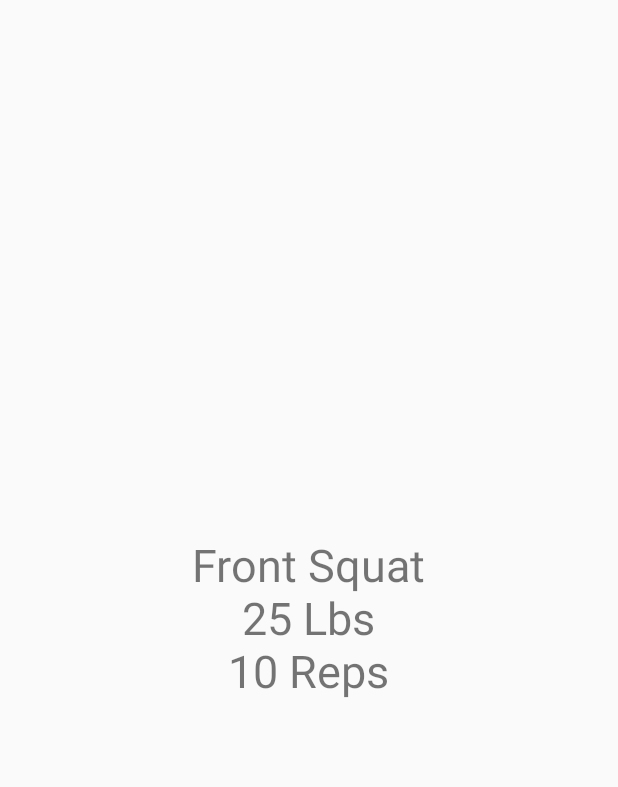
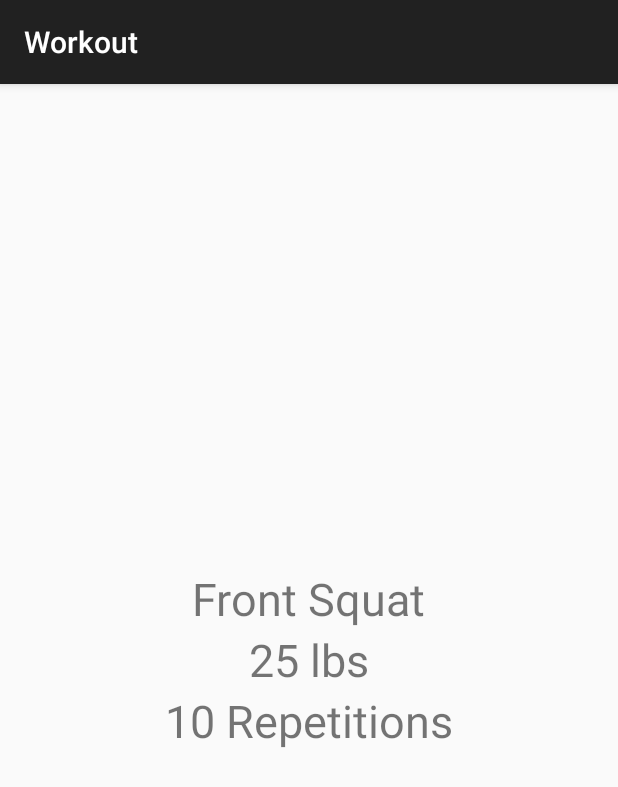
Before and after one commit to sebluy/workout-android, an Android app: the screen it shows after launch (ExercisePagerActivity), after a tap on "START NEW LOWER LIFTING WORKOUT", on a phone screen of 412 x 824 dp. Shown: the top 787 px of the screen. Run offline under Robolectric (Android 15) with nearby library versions, the phone set to English and light mode, and no system bars.

Commit message:
Make exercises responsible for their own views

```diff
--- a/app/src/main/java/com/wonderguerrilla/android/workout/Exercise.java
+++ b/app/src/main/java/com/wonderguerrilla/android/workout/Exercise.java
@@ -1,10 +1,15 @@
 package com.wonderguerrilla.android.workout;
- /**
+
+import android.view.View;
+
+/**
  * Created by sebluy on 12/25/14.
  */
 
 public interface Exercise {
 
-    public String toString() ;
+    public int getLayout() ;
+
+    public void fillLayout(View v) ;
 
 }
--- a/app/src/main/java/com/wonderguerrilla/android/workout/ExerciseFragment.java
+++ b/app/src/main/java/com/wonderguerrilla/android/workout/ExerciseFragment.java
@@ -42,10 +42,9 @@ public class ExerciseFragment extends Fragment {
 
     @Override
     public View onCreateView(LayoutInflater inflater, ViewGroup parent, Bundle savedInstanceState) {
-        View v = inflater.inflate(R.layout.fragment_exercise, parent, false) ;
 
-        mExerciseView = (TextView)v.findViewById(R.id.exercise_text_view) ;
-        mExerciseView.setText(mExercise.toString()) ;
+        View v = inflater.inflate(mExercise.getLayout(), parent, false) ;
+        mExercise.fillLayout(v) ;
 
         return v ;
     }
--- a/app/src/main/java/com/wonderguerrilla/android/workout/ExercisePagerActivity.java
+++ b/app/src/main/java/com/wonderguerrilla/android/workout/ExercisePagerActivity.java
@@ -2,15 +2,15 @@ package com.wonderguerrilla.android.workout;
 
 import android.os.Bundle;
 import android.support.v4.app.Fragment;
-import android.support.v4.app.FragmentActivity;
 import android.support.v4.app.FragmentManager;
 import android.support.v4.app.FragmentStatePagerAdapter;
 import android.support.v4.view.ViewPager;
+import android.support.v7.app.ActionBarActivity;
 
 /**
  * Created by sebluy on 12/25/14.
  */
-public class ExercisePagerActivity extends FragmentActivity {
+public class ExercisePagerActivity extends ActionBarActivity {
 
     public static final String EXTRA_WORKOUT_ID =
             "com.wonderguerrilla.android.workout.workout_id" ;
--- a/app/src/main/java/com/wonderguerrilla/android/workout/LiftingExercise.java
+++ b/app/src/main/java/com/wonderguerrilla/android/workout/LiftingExercise.java
@@ -1,4 +1,7 @@
 package com.wonderguerrilla.android.workout;
+
+import android.view.View;
+import android.widget.TextView;
 
 /**
  * Created by sebluy on 12/20/14.
@@ -8,16 +11,30 @@ public class LiftingExercise implements Exercise {
     private String mName ;
     int mWeight ;
     String mUnit ;
-    int mReps ;
+    int mRepetitions ;
 
-    public LiftingExercise(String name, int weight, String unit, int reps) {
+    public LiftingExercise(String name, int weight, String unit, int repetitions) {
         mName = name ;
         mWeight = weight ;
         mUnit = unit ;
-        mReps = reps ;
+        mRepetitions = repetitions ;
     }
 
-    public String toString() {
-        return mName + '\n' + mWeight + ' ' + mUnit + '\n' + mReps + " Reps" ;
+    @Override
+    public int getLayout() {
+        return R.layout.fragment_lifting_exercise ;
+    }
+
+    @Override
+    public void fillLayout(View v) {
+
+        TextView name = (TextView)v.findViewById(R.id.lifting_exercise_name) ;
+        TextView weight = (TextView)v.findViewById(R.id.lifting_exercise_weight) ;
+        TextView repetitions = (TextView)v.findViewById(R.id.lifting_exercise_repetitions) ;
+
+        name.setText(mName) ;
+        weight.setText(mWeight + " " + mUnit) ;
+        repetitions.setText(mRepetitions + " Repetitions") ;
+
     }
 }
--- a/app/src/main/java/com/wonderguerrilla/android/workout/LiftingWorkout.java
+++ b/app/src/main/java/com/wonderguerrilla/android/workout/LiftingWorkout.java
@@ -7,31 +7,31 @@ package com.wonderguerrilla.android.workout;
 public class LiftingWorkout implements Workout {
 
     private static final LiftingExercise[] UPPER_BODY_EXERCISES = {
-        new LiftingExercise("Bench Press", 45, "Lbs", 10),
+        new LiftingExercise("Bench Press", 45, "lbs", 10),
         new LiftingExercise("Seated Row Pull", 7, "Plates", 10),
-        new LiftingExercise("Shoulder Press", 30, "Lbs", 10),
-        new LiftingExercise("Lat Pull Down", 100, "Lbs", 10),
-        new LiftingExercise("Tricep Extension", 40, "Lbs", 10),
-        new LiftingExercise("Bicep Curl", 25, "Lbs", 10),
-        new LiftingExercise("Deltoid Lateral Raise", 10, "Lbs", 10),
-        new LiftingExercise("Upright Row", 25, "Lbs", 10),
-        new LiftingExercise("Thumbs Down", 5, "Lbs", 10),
+        new LiftingExercise("Shoulder Press", 30, "lbs", 10),
+        new LiftingExercise("Lat Pull Down", 100, "lbs", 10),
+        new LiftingExercise("Tricep Extension", 40, "lbs", 10),
+        new LiftingExercise("Bicep Curl", 25, "lbs", 10),
+        new LiftingExercise("Deltoid Lateral Raise", 10, "lbs", 10),
+        new LiftingExercise("Upright Row", 25, "lbs", 10),
+        new LiftingExercise("Thumbs Down", 5, "lbs", 10),
         new LiftingExercise("External Rotation", 2, "Plates", 10),
         new LiftingExercise("Internal Rotation", 2, "Plates", 10),
-        new LiftingExercise("Y", 5, "Lbs", 10),
-        new LiftingExercise("T", 5, "Lbs", 10),
-        new LiftingExercise("W", 5, "Lbs", 10)
+        new LiftingExercise("Y", 5, "lbs", 10),
+        new LiftingExercise("T", 5, "lbs", 10),
+        new LiftingExercise("W", 5, "lbs", 10)
     } ;
 
     private static final LiftingExercise[] LOWER_BODY_EXERCISES = {
-        new LiftingExercise("Front Squat", 25, "Lbs", 10),
-        new LiftingExercise("Deadlift", 45, "Lbs", 10),
-        new LiftingExercise("Leg Extension", 70, "Lbs", 10),
-        new LiftingExercise("Leg Curl", 70, "Lbs", 10),
-        new LiftingExercise("Lunge", 35, "Lbs", 10),
-        new LiftingExercise("Calf Raise", 100, "Lbs", 10),
-        new LiftingExercise("Hip Abduction", 170, "Lbs", 10),
-        new LiftingExercise("Hip Adduction", 170, "Lbs", 10),
+        new LiftingExercise("Front Squat", 25, "lbs", 10),
+        new LiftingExercise("Deadlift", 45, "lbs", 10),
+        new LiftingExercise("Leg Extension", 70, "lbs", 10),
+        new LiftingExercise("Leg Curl", 70, "lbs", 10),
+        new LiftingExercise("Lunge", 35, "lbs", 10),
+        new LiftingExercise("Calf Raise", 100, "lbs", 10),
+        new LiftingExercise("Hip Abduction", 170, "lbs", 10),
+        new LiftingExercise("Hip Adduction", 170, "lbs", 10),
         new LiftingExercise("Terminal Knee Extension", 4, "Plates", 10)
     } ;
 
--- a/app/src/main/res/layout/fragment_exercise.xml
+++ b/app/src/main/res/layout/fragment_core_exercise.xml
@@ -1,4 +1,4 @@
-<RelativeLayout
+<LinearLayout
     xmlns:android="http://schemas.android.com/apk/res/android"
     android:layout_width="match_parent"
     android:layout_height="match_parent"
@@ -6,10 +6,17 @@
     android:orientation="vertical">
 
     <TextView
-        android:id="@+id/exercise_text_view"
+        android:id="@+id/core_exercise_name"
         android:textSize="30dp"
         android:gravity="center"
         android:layout_width="wrap_content"
         android:layout_height="wrap_content"/>
 
-</RelativeLayout>
+   <TextView
+        android:id="@+id/core_exercise_duration"
+        android:textSize="30dp"
+        android:gravity="center"
+        android:layout_width="wrap_content"
+        android:layout_height="wrap_content"/>
+
+</LinearLayout>
--- /dev/null
+++ b/app/src/main/res/layout/fragment_lifting_exercise.xml
@@ -0,0 +1,29 @@
+<LinearLayout
+    xmlns:android="http://schemas.android.com/apk/res/android"
+    android:layout_width="match_parent"
+    android:layout_height="match_parent"
+    android:gravity="center"
+    android:orientation="vertical">
+
+    <TextView
+        android:id="@+id/lifting_exercise_name"
+        android:textSize="30dp"
+        android:gravity="center"
+        android:layout_width="wrap_content"
+        android:layout_height="wrap_content"/>
+
+    <TextView
+        android:id="@+id/lifting_exercise_weight"
+        android:textSize="30dp"
+        android:gravity="center"
+        android:layout_width="wrap_content"
+        android:layout_height="wrap_content"/>
+
+   <TextView
+        android:id="@+id/lifting_exercise_repetitions"
+        android:textSize="30dp"
+        android:gravity="center"
+        android:layout_width="wrap_content"
+        android:layout_height="wrap_content"/>
+
+</LinearLayout>
```
Also changed, not shown: app/src/main/java/com/wonderguerrilla/android/workout/CalisthenicExercise.java (+22 -5 lines), app/src/main/java/com/wonderguerrilla/android/workout/CoreExercise.java (+22 -8 lines), app/src/main/java/com/wonderguerrilla/android/workout/MultiSetWorkout.java (+6 -6 lines), app/src/main/res/layout/fragment_calisthenic_exercise.xml (added, +29 -0 lines).
